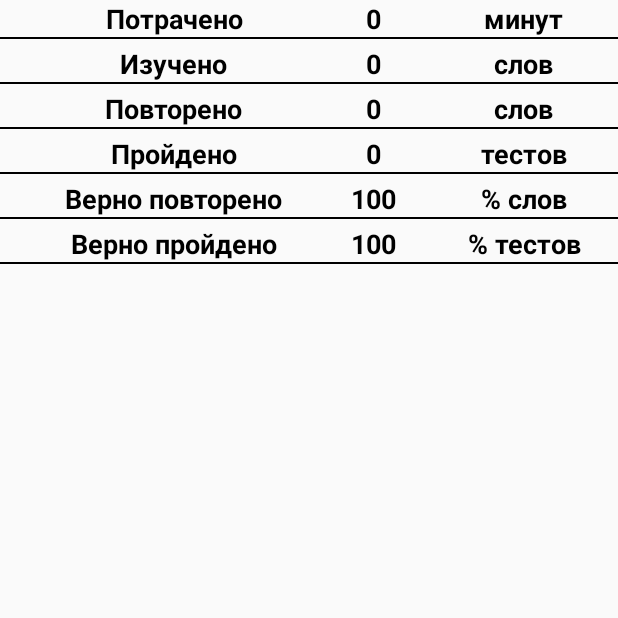
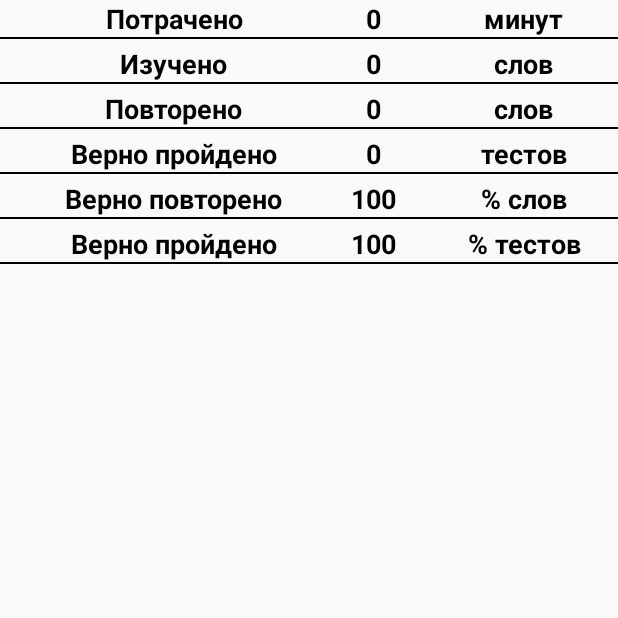
Before and after one commit to KirillKozinets/EngLen, an Android app: the screen it shows after launch (MainActivity), after a tap on "СТАТИСТИКА", on a phone screen of 412 x 824 dp, the top half of it. Run offline under Robolectric (Android 15) with nearby library versions, the phone set to English and light mode, and no system bars; libraries missing offline, so code that uses them is left out: com.crashlytics.android, io.fabric.sdk; pictures from the network do not load; 1 statement that could not run was skipped.

```diff
--- a/app/src/main/java/com/example/englen/view/Fragments/StatisticsFragment.java
+++ b/app/src/main/java/com/example/englen/view/Fragments/StatisticsFragment.java
@@ -37,7 +37,7 @@ public class StatisticsFragment extends Fragment {
                 "Потрачено ",
                 "Изучено ",
                 "Повторено ",
-                "Пройдено ",
+                "Верно пройдено ",
                 "Верно повторено ",
                 "Верно пройдено "
     };
```
